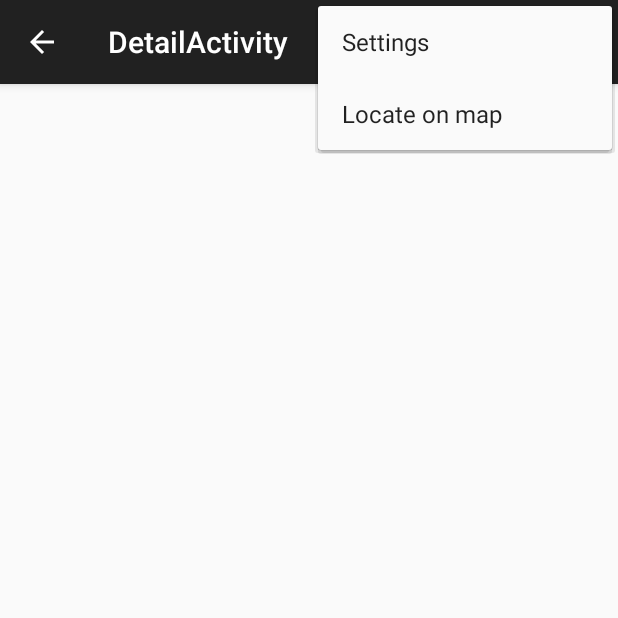
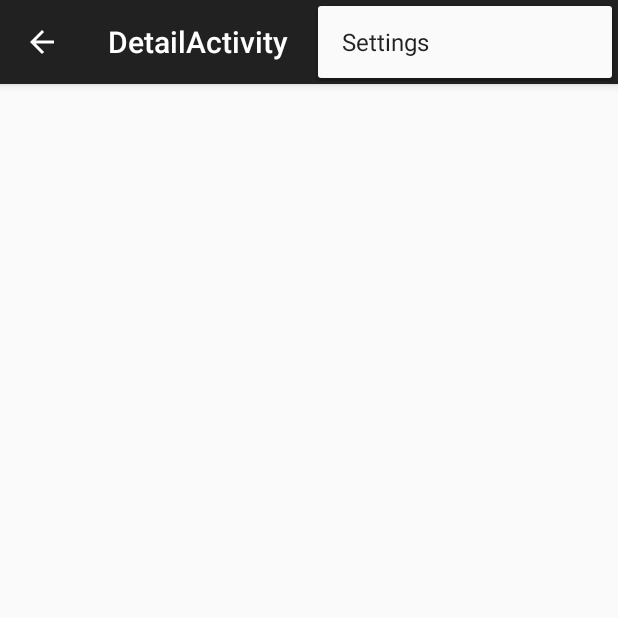
Before and after one commit to 2SPlusAGHMGroup/sunshine, an Android app: the DetailActivity screen opened directly, with no data from a screen before it, with the options menu open, on a phone screen of 412 x 824 dp, the top half of it. Run offline under Robolectric (Android 15) with nearby library versions, the phone set to English and light mode, and no system bars; 1 statement that could not run was skipped.

Commit message:
reformatted and cleaned res files;

```diff
--- a/app/src/main/res/layout/fragment_detail.xml
+++ b/app/src/main/res/layout/fragment_detail.xml
@@ -1,12 +1,17 @@
 <RelativeLayout xmlns:android="http://schemas.android.com/apk/res/android"
-    xmlns:tools="http://schemas.android.com/tools" android:layout_width="match_parent"
-    android:layout_height="match_parent" android:paddingLeft="@dimen/activity_horizontal_margin"
+    xmlns:tools="http://schemas.android.com/tools"
+    android:layout_width="match_parent"
+    android:layout_height="match_parent"
+    android:paddingBottom="@dimen/activity_vertical_margin"
+    android:paddingLeft="@dimen/activity_horizontal_margin"
     android:paddingRight="@dimen/activity_horizontal_margin"
     android:paddingTop="@dimen/activity_vertical_margin"
-    android:paddingBottom="@dimen/activity_vertical_margin"
     tools:context="hu.dushu.developers.sunshine.DetailActivity.DetailFragment">
 
-    <TextView android:id="@+id/textview_detail" android:text="@string/hello_world" android:layout_width="wrap_content"
-        android:layout_height="wrap_content" />
+    <TextView
+        android:id="@+id/textview_detail"
+        android:layout_width="wrap_content"
+        android:layout_height="wrap_content"
+        android:text="@string/hello_world" />
 
 </RelativeLayout>
--- a/app/src/main/res/layout/fragment_main.xml
+++ b/app/src/main/res/layout/fragment_main.xml
@@ -6,7 +6,8 @@
     android:paddingLeft="@dimen/activity_horizontal_margin"
     android:paddingRight="@dimen/activity_horizontal_margin"
     android:paddingTop="@dimen/activity_vertical_margin"
-    tools:context=".MainActivity$PlaceholderFragment">
+    tools:context=".ForecastFragment">
+    <!--tools:context=".MainActivity$PlaceholderFragment-->
 
     <ListView
         android:id="@+id/listView_forecast"
--- a/app/src/main/res/menu/menu_detail.xml
+++ b/app/src/main/res/menu/menu_detail.xml
@@ -2,10 +2,12 @@
     xmlns:app="http://schemas.android.com/apk/res-auto"
     xmlns:tools="http://schemas.android.com/tools"
     tools:context="hu.dushu.developers.sunshine.DetailActivity">
-    <item android:id="@+id/action_settings" android:title="@string/action_settings"
-        android:orderInCategory="100" app:showAsAction="never" />
-    <item android:id="@+id/action_locate" android:title="@string/action_locate"
-        android:orderInCategory="100" app:showAsAction="never" />
+    <item
+        android:id="@+id/action_settings"
+        android:orderInCategory="100"
+        android:title="@string/action_settings"
+        app:showAsAction="never" />
+
     <!--<item android:id="@+id/action_share" android:title="@string/action_share"-->
-        <!--android:orderInCategory="100" />-->
+    <!--android:orderInCategory="100" />-->
 </menu>
```
Also changed, not shown: app/src/main/res/layout/activity_detail.xml (+6 -3 lines), app/src/main/res/layout/activity_main.xml (+6 -3 lines), app/src/main/res/menu/menu_main.xml (+12 -5 lines).
